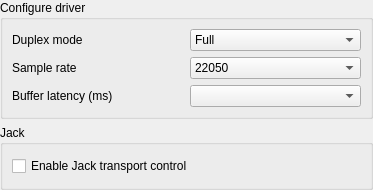
First picture: the form in src/traverso/ui/DriverConfigPage.ui, repository ErwanLegrand/Traverso-DAW, before the edit.
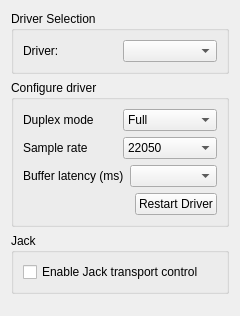
Second picture: the form after the edit.

Commit message: * cleanups in the settings pages, added Language selection dropdown box, though it's not storing the preference yet

```diff
--- a/src/traverso/ui/DriverConfigPage.ui
+++ b/src/traverso/ui/DriverConfigPage.ui
@@ -5,37 +5,41 @@
    <rect>
     <x>0</x>
     <y>0</y>
-    <width>373</width>
-    <height>190</height>
+    <width>240</width>
+    <height>316</height>
    </rect>
   </property>
   <property name="windowTitle" >
    <string>Form</string>
   </property>
   <layout class="QVBoxLayout" >
-   <property name="margin" >
-    <number>0</number>
-   </property>
-   <property name="spacing" >
-    <number>6</number>
-   </property>
+   <item>
+    <widget class="QGroupBox" name="groupBox" >
+     <property name="title" >
+      <string>Driver Selection</string>
+     </property>
+     <layout class="QHBoxLayout" >
+      <item>
+       <widget class="QLabel" name="label" >
+        <property name="text" >
+         <string>Driver:</string>
+        </property>
+       </widget>
+      </item>
+      <item>
+       <widget class="QComboBox" name="driverCombo" />
+      </item>
+     </layout>
+    </widget>
+   </item>
    <item>
     <widget class="QGroupBox" name="driverConfigGroupBox" >
      <property name="title" >
       <string>Configure driver</string>
      </property>
      <layout class="QVBoxLayout" >
-      <property name="margin" >
-       <number>9</number>
-      </property>
-      <property name="spacing" >
-       <number>6</number>
-      </property>
       <item>
        <layout class="QHBoxLayout" >
-        <property name="margin" >
-         <number>0</number>
-        </property>
         <property name="spacing" >
          <number>6</number>
         </property>
@@ -145,6 +149,18 @@
         <property name="spacing" >
          <number>6</number>
         </property>
+        <property name="leftMargin" >
+         <number>0</number>
+        </property>
+        <property name="topMargin" >
+         <number>0</number>
+        </property>
+        <property name="rightMargin" >
+         <number>0</number>
+        </property>
+        <property name="bottomMargin" >
+         <number>0</number>
+        </property>
         <item>
          <widget class="QLabel" name="label_7" >
           <property name="toolTip" >
@@ -167,6 +183,30 @@
         </item>
        </layout>
       </item>
+      <item>
+       <layout class="QHBoxLayout" >
+        <item>
+         <spacer>
+          <property name="orientation" >
+           <enum>Qt::Horizontal</enum>
+          </property>
+          <property name="sizeHint" >
+           <size>
+            <width>40</width>
+            <height>20</height>
+           </size>
+          </property>
+         </spacer>
+        </item>
+        <item>
+         <widget class="QPushButton" name="restartDriverButton" >
+          <property name="text" >
+           <string>Restart Driver</string>
+          </property>
+         </widget>
+        </item>
+       </layout>
+      </item>
      </layout>
     </widget>
    </item>
@@ -176,12 +216,21 @@
       <string>Jack</string>
      </property>
      <layout class="QVBoxLayout" >
-      <property name="margin" >
-       <number>9</number>
-      </property>
       <property name="spacing" >
        <number>6</number>
       </property>
+      <property name="leftMargin" >
+       <number>9</number>
+      </property>
+      <property name="topMargin" >
+       <number>9</number>
+      </property>
+      <property name="rightMargin" >
+       <number>9</number>
+      </property>
+      <property name="bottomMargin" >
+       <number>9</number>
+      </property>
       <item>
        <widget class="QCheckBox" name="jackTransportCheckBox" >
         <property name="text" >
@@ -192,6 +241,19 @@
      </layout>
     </widget>
    </item>
+   <item>
+    <spacer>
+     <property name="orientation" >
+      <enum>Qt::Vertical</enum>
+     </property>
+     <property name="sizeHint" >
+      <size>
+       <width>20</width>
+       <height>40</height>
+      </size>
+     </property>
+    </spacer>
+   </item>
   </layout>
  </widget>
  <resources/>
```
Left out of the diff: 30 changed lines with no effect on the pictures. The commit also changes 9 other files.
